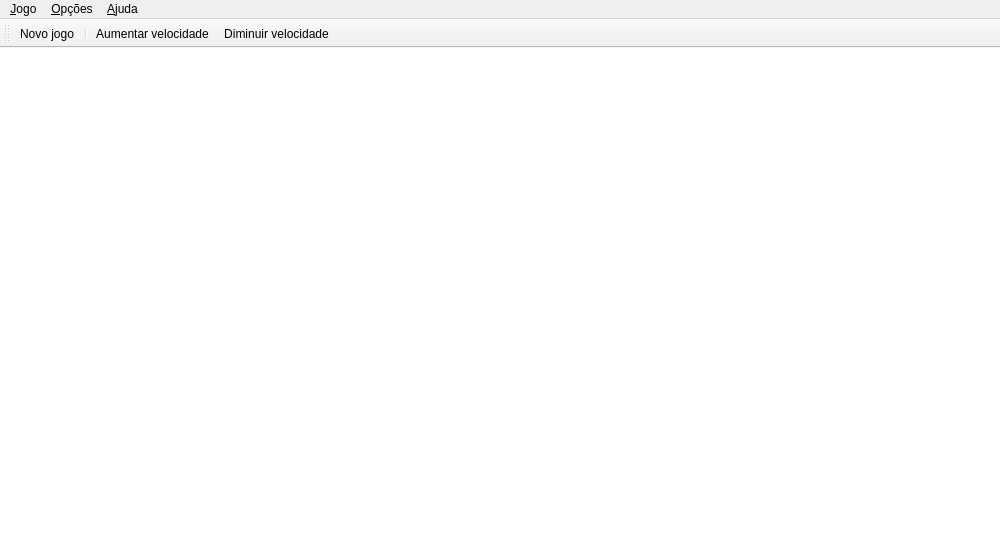
Above: src/mainwindow.ui from eduardoweiland/serial-pong before the change. Below: the same form after it.
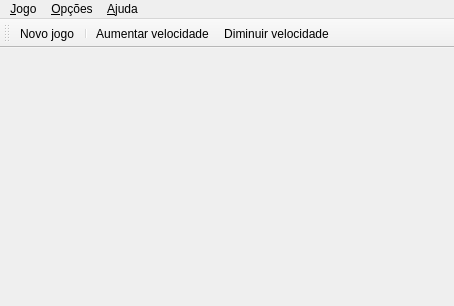
That is the form after the change. Icons and pictures are not drawn.

What changed in the file:
```diff
--- a/src/mainwindow.ui
+++ b/src/mainwindow.ui
@@ -6,8 +6,8 @@
    <rect>
     <x>0</x>
     <y>0</y>
-    <width>549</width>
-    <height>402</height>
+    <width>454</width>
+    <height>306</height>
    </rect>
   </property>
   <property name="windowTitle">
@@ -18,34 +18,6 @@
     <property name="margin">
      <number>0</number>
     </property>
-    <item>
-     <widget class="QGraphicsView" name="graphicsView">
-      <property name="minimumSize">
-       <size>
-        <width>1000</width>
-        <height>500</height>
-       </size>
-      </property>
-      <property name="frameShape">
-       <enum>QFrame::NoFrame</enum>
-      </property>
-      <property name="verticalScrollBarPolicy">
-       <enum>Qt::ScrollBarAlwaysOff</enum>
-      </property>
-      <property name="horizontalScrollBarPolicy">
-       <enum>Qt::ScrollBarAlwaysOff</enum>
-      </property>
-      <property name="renderHints">
-       <set>QPainter::Antialiasing|QPainter::HighQualityAntialiasing|QPainter::NonCosmeticDefaultPen|QPainter::SmoothPixmapTransform|QPainter::TextAntialiasing</set>
-      </property>
-      <property name="cacheMode">
-       <set>QGraphicsView::CacheBackground</set>
-      </property>
-      <property name="viewportUpdateMode">
-       <enum>QGraphicsView::BoundingRectViewportUpdate</enum>
-      </property>
-     </widget>
-    </item>
    </layout>
   </widget>
   <widget class="QMenuBar" name="menuBar">
@@ -53,7 +25,7 @@
     <rect>
      <x>0</x>
      <y>0</y>
-     <width>549</width>
+     <width>454</width>
      <height>29</height>
     </rect>
    </property>
```
